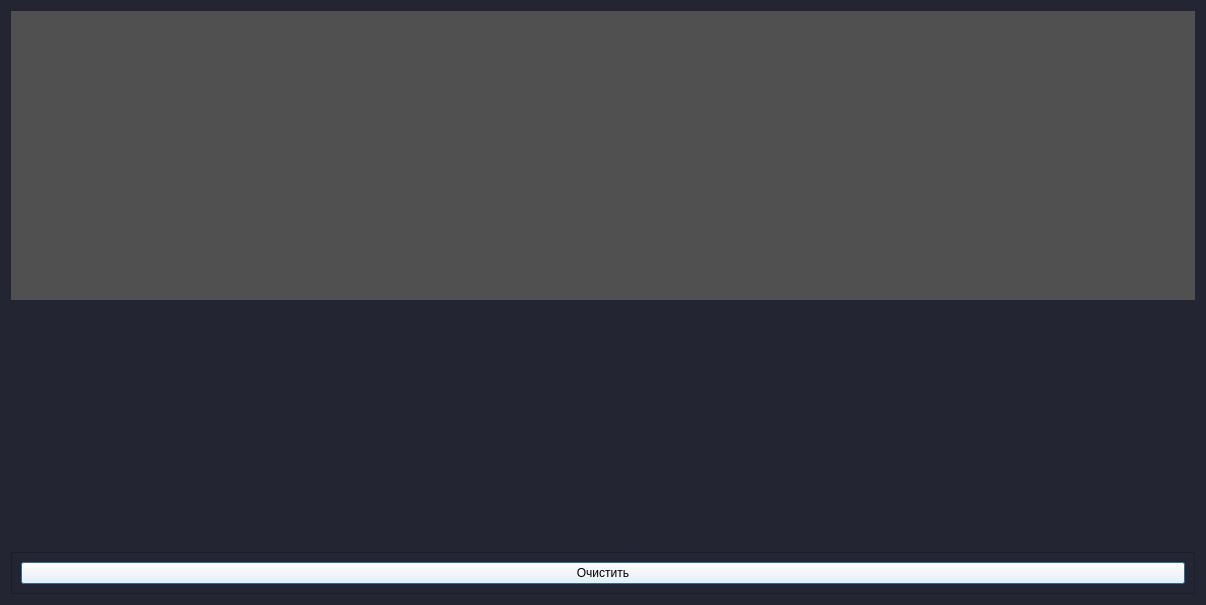
Alexey-Nikolaevic-B/pokazuha, file qt/administrator.ui: the form before one commit.
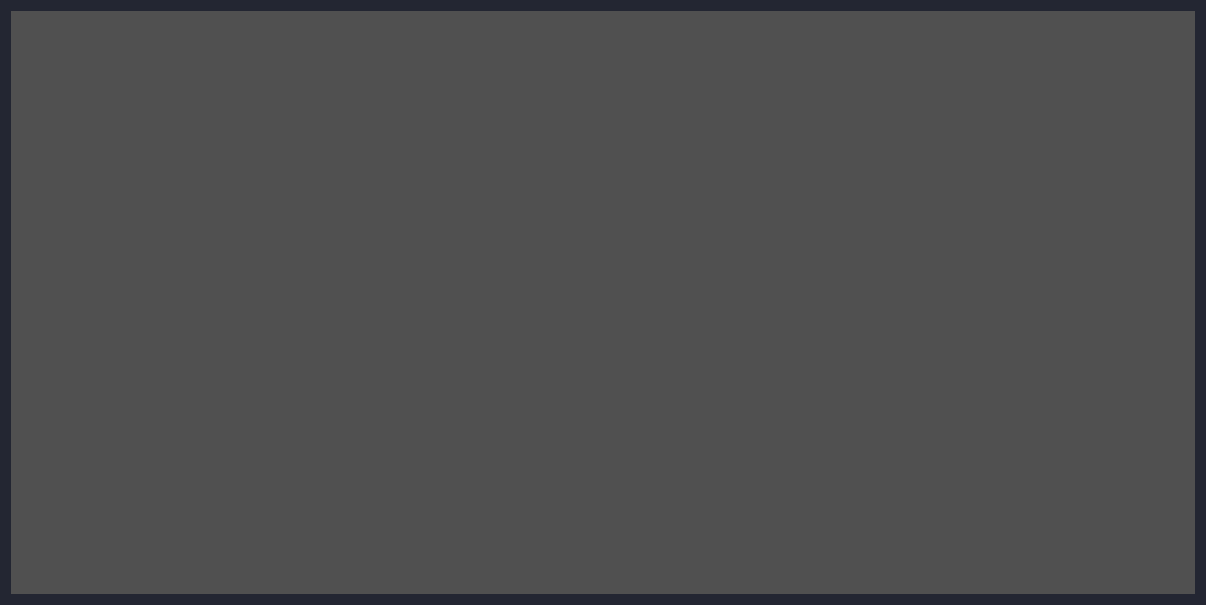
The form after the commit.

The edit to the form file:
```diff
--- a/qt/administrator.ui
+++ b/qt/administrator.ui
@@ -24,28 +24,6 @@
      </property>
     </widget>
    </item>
-   <item alignment="Qt::AlignBottom">
-    <widget class="QFrame" name="frame">
-     <property name="frameShape">
-      <enum>QFrame::StyledPanel</enum>
-     </property>
-     <property name="frameShadow">
-      <enum>QFrame::Plain</enum>
-     </property>
-     <layout class="QVBoxLayout" name="verticalLayout_2">
-      <item>
-       <widget class="QPushButton" name="btn_clear">
-        <property name="styleSheet">
-         <string notr="true">background-color: rgb(255,255,255)</string>
-        </property>
-        <property name="text">
-         <string>Очистить</string>
-        </property>
-       </widget>
-      </item>
-     </layout>
-    </widget>
-   </item>
   </layout>
  </widget>
  <resources/>
```
